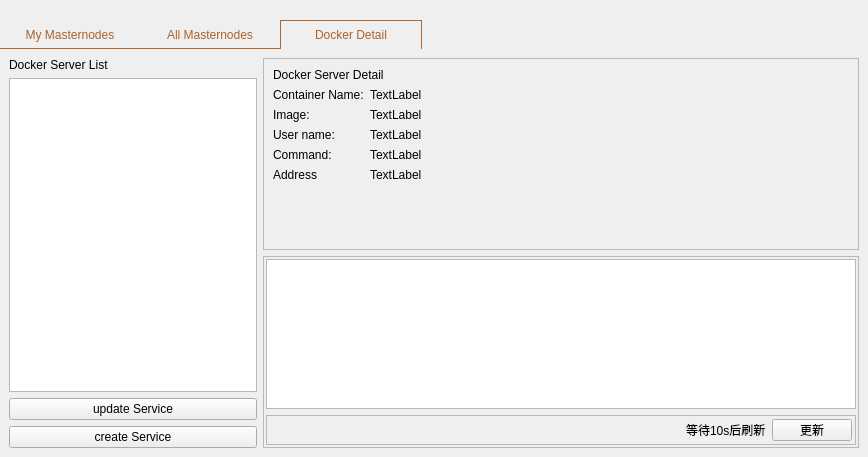
MassGrid/MassGrid, file src/qt/forms/masternodelist.ui: the form before one commit.
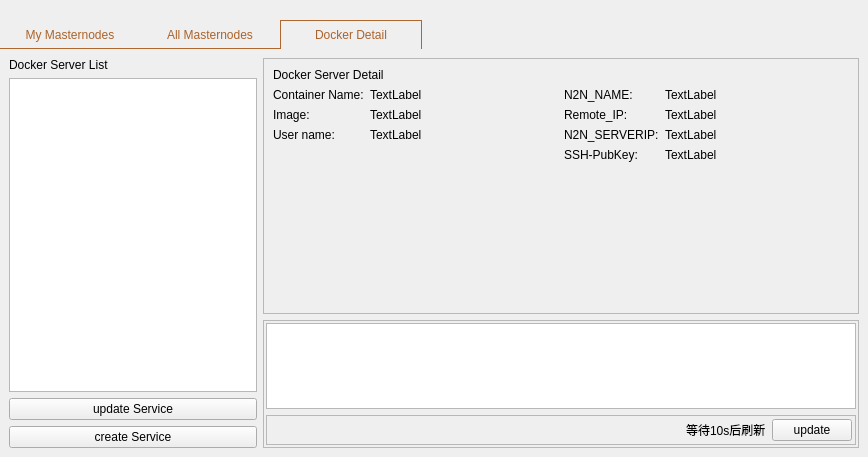
The form after the commit.

Patch:
```diff
--- a/src/qt/forms/masternodelist.ui
+++ b/src/qt/forms/masternodelist.ui
@@ -402,7 +402,7 @@
           </layout>
          </item>
          <item>
-          <layout class="QVBoxLayout" name="verticalLayout_4" stretch="1,1">
+          <layout class="QVBoxLayout" name="verticalLayout_4" stretch="2,1">
            <item>
             <widget class="QFrame" name="frame_3">
              <property name="minimumSize">
@@ -472,28 +472,45 @@
                    </widget>
                   </item>
                   <item row="3" column="0">
-                   <widget class="QLabel" name="label_16">
+                   <spacer name="verticalSpacer_2">
+                    <property name="orientation">
+                     <enum>Qt::Vertical</enum>
+                    </property>
+                    <property name="sizeHint" stdset="0">
+                     <size>
+                      <width>20</width>
+                      <height>40</height>
+                     </size>
+                    </property>
+                   </spacer>
+                  </item>
+                 </layout>
+                </item>
+                <item>
+                 <layout class="QFormLayout" name="formLayout_2">
+                  <item row="0" column="0">
+                   <widget class="QLabel" name="label_5">
                     <property name="text">
-                     <string>Command:</string>
+                     <string>N2N_NAME:</string>
                     </property>
                    </widget>
                   </item>
-                  <item row="3" column="1">
-                   <widget class="QLabel" name="label_command">
+                  <item row="0" column="1">
+                   <widget class="QLabel" name="label_n2n_name">
                     <property name="text">
                      <string>TextLabel</string>
                     </property>
                    </widget>
                   </item>
-                  <item row="4" column="0">
+                  <item row="1" column="0">
                    <widget class="QLabel" name="label_14">
                     <property name="text">
-                     <string>Address</string>
+                     <string>Remote_IP:</string>
                     </property>
                    </widget>
                   </item>
-                  <item row="4" column="1">
-                   <widget class="QLabel" name="label_address">
+                  <item row="1" column="1">
+                   <widget class="QLabel" name="label_n2n_localip">
                     <property name="maximumSize">
                      <size>
                       <width>150</width>
@@ -505,21 +522,49 @@
                     </property>
                    </widget>
                   </item>
+                  <item row="2" column="0">
+                   <widget class="QLabel" name="label_9">
+                    <property name="text">
+                     <string>N2N_SERVERIP:</string>
+                    </property>
+                   </widget>
+                  </item>
+                  <item row="2" column="1">
+                   <widget class="QLabel" name="label_n2n_serverip">
+                    <property name="text">
+                     <string>TextLabel</string>
+                    </property>
+                   </widget>
+                  </item>
+                  <item row="4" column="0">
+                   <spacer name="verticalSpacer_3">
+                    <property name="orientation">
+                     <enum>Qt::Vertical</enum>
+                    </property>
+                    <property name="sizeHint" stdset="0">
+                     <size>
+                      <width>20</width>
+                      <height>40</height>
+                     </size>
+                    </property>
+                   </spacer>
+                  </item>
+                  <item row="3" column="0">
+                   <widget class="QLabel" name="label_7">
+                    <property name="text">
+                     <string>SSH-PubKey:</string>
+                    </property>
+                   </widget>
+                  </item>
+                  <item row="3" column="1">
+                   <widget class="QLabel" name="label_ssh_pubkey">
+                    <property name="text">
+                     <string>TextLabel</string>
+                    </property>
+                   </widget>
+                  </item>
                  </layout>
                 </item>
-                <item>
-                 <spacer name="horizontalSpacer_2">
-                  <property name="orientation">
-                   <enum>Qt::Horizontal</enum>
-                  </property>
-                  <property name="sizeHint" stdset="0">
-                   <size>
-                    <width>40</width>
-                    <height>20</height>
-                   </size>
-                  </property>
-                 </spacer>
-                </item>
                </layout>
               </item>
               <item>
@@ -609,7 +654,7 @@
                  <item>
                   <widget class="QPushButton" name="pushButton">
                    <property name="text">
-                    <string>更新</string>
+                    <string>update</string>
                    </property>
                   </widget>
                  </item>
```
Left out of the diff: 6 changed lines with no effect on the pictures.
